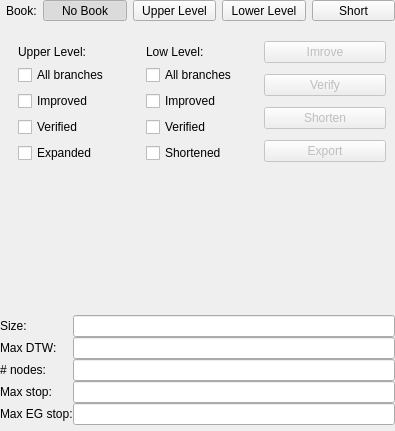
This is projects/gui/ui/releasewidget.ui in tolius/solver as Qt 5 draws it before an edit. The edited form follows.
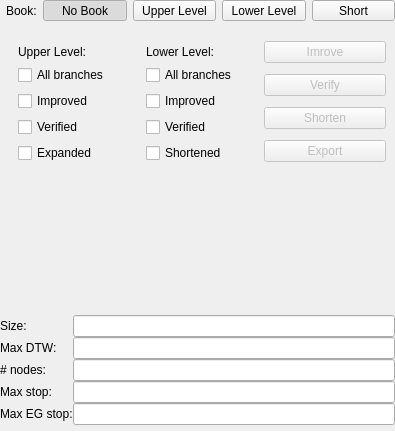
This is the edited form.

The edit to the form file:
```diff
--- a/projects/gui/ui/releasewidget.ui
+++ b/projects/gui/ui/releasewidget.ui
@@ -197,7 +197,7 @@
          <item>
           <widget class="QLabel" name="label_9">
            <property name="text">
-            <string>Low Level:</string>
+            <string>Lower Level:</string>
            </property>
           </widget>
          </item>
```
